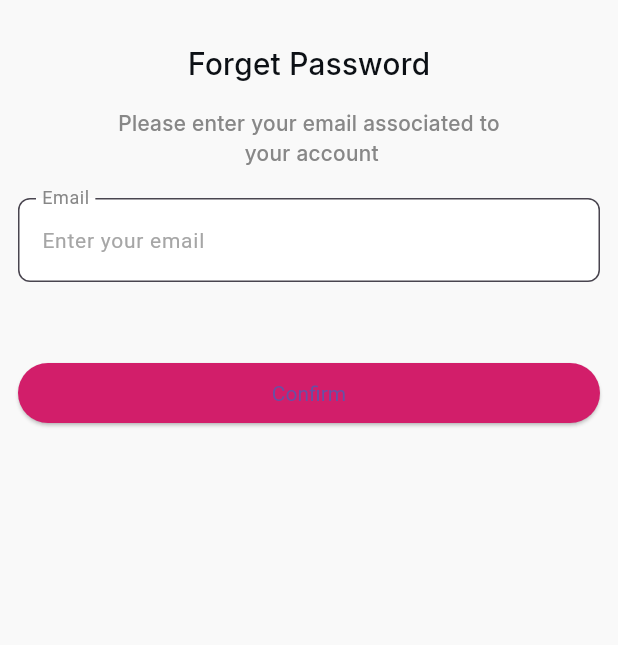
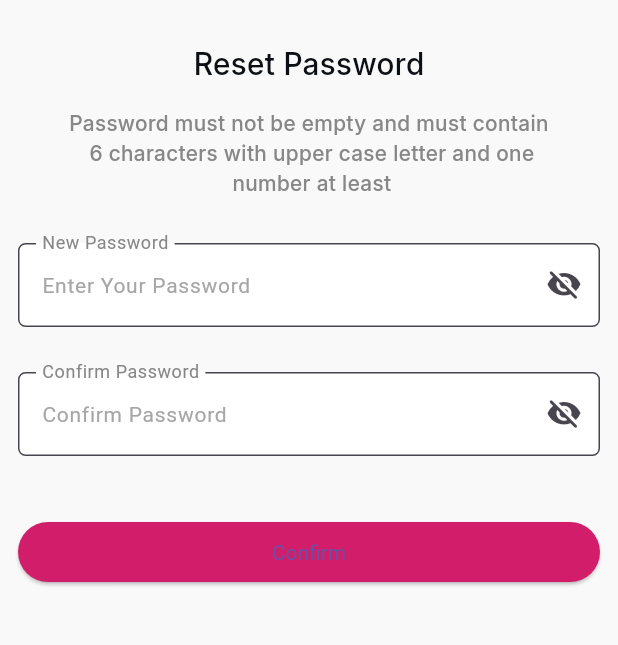
Before and after one commit to mostafamagde/flower_tracking, a Flutter app: the screen it shows after launch, on a phone screen of 412 x 824 dp, the part 60-705 px from its top. Run offline on Flutter 3.47's test engine with Material 3 defaults, Android fonts, the phone set to English and light mode, and no system bars; our stand-ins replace bloc, dio, flutter_bloc, get_it, injectable, retrofit; generated files the repository leaves out were written again.

Commit message:
feature(forget_password): added reset password screen

```diff
--- a/lib/core/routes_manager/route_generator.dart
+++ b/lib/core/routes_manager/route_generator.dart
@@ -5,6 +5,7 @@ import 'package:flutter/cupertino.dart';
 import 'package:flutter/material.dart';
 import 'package:flutter_bloc/flutter_bloc.dart';
 
+import '../../features/auth/forget_password/presentation/pages/reset_password_screen.dart';
 import '../../features/layout/presentation/views/layout_view.dart';
 import '../navigation_cubit/navigation_cubit.dart';
 
@@ -25,6 +26,8 @@ class RouteGenerator {
         return MaterialPageRoute(builder: (_) =>  ForgetPasswordScreen());
       case RoutesNames.verificationCode:
         return MaterialPageRoute(builder: (_) =>  VerificationCodeScreen());
+      case RoutesNames.resetPassword:
+        return MaterialPageRoute(builder: (_) =>  ResetPasswordScreen());
 
 
 
--- a/lib/core/routes_manager/routes_names.dart
+++ b/lib/core/routes_manager/routes_names.dart
@@ -2,4 +2,5 @@ class RoutesNames {
   static const String layout = "/";
   static const String forgetPassword = "forget_password";
   static const String verificationCode = "verification_code";
+  static const String resetPassword = "reset_password";
 }
--- a/lib/features/auth/forget_password/presentation/cubit/forget_password_cubit.dart
+++ b/lib/features/auth/forget_password/presentation/cubit/forget_password_cubit.dart
@@ -7,8 +7,12 @@ part 'forget_password_state.dart';
 class ForgetPasswordCubit extends Cubit<ForgetPasswordState> {
   ForgetPasswordCubit() : super(ForgetPasswordInitial());
   TextEditingController emailController = TextEditingController();
+  TextEditingController passwordController = TextEditingController();
+  TextEditingController confirmPasswordController = TextEditingController();
   final GlobalKey<FormState> formKey = GlobalKey<FormState>();
   bool isValid = true;
+  bool isObscurePassword = true;
+  bool isObscureConfirmPassword = true;
   final List<TextEditingController> controllers =
   List.generate(4, (index) => TextEditingController());
 }
--- /dev/null
+++ b/lib/features/auth/forget_password/presentation/pages/reset_password_screen.dart
@@ -0,0 +1,91 @@
+import 'package:flower_tracking/core/app_consts/app_validators.dart';
+import 'package:flower_tracking/features/auth/forget_password/presentation/cubit/forget_password_cubit.dart';
+import 'package:flower_tracking/features/auth/forget_password/presentation/widgets/custom_form_field.dart';
+import 'package:flower_tracking/features/auth/forget_password/presentation/widgets/custom_text.dart';
+import 'package:flutter/material.dart';
+
+import '../../../../../core/app_colors/colors.dart';
+
+class ResetPasswordScreen extends StatefulWidget {
+  ResetPasswordScreen({super.key});
+
+  @override
+  State<ResetPasswordScreen> createState() => _ResetPasswordScreenState();
+}
+
+class _ResetPasswordScreenState extends State<ResetPasswordScreen> {
+  ForgetPasswordCubit viewModel = ForgetPasswordCubit();
+
+  @override
+  Widget build(BuildContext context) {
+    return Scaffold(
+      appBar: AppBar(title: Text('Password')),
+      body: Padding(
+        padding: EdgeInsets.all(12),
+        child: Column(
+          crossAxisAlignment: CrossAxisAlignment.stretch,
+          children: [
+            CustomText(
+              topText: "Reset Password",
+              text:
+                  'Password must not be empty and must contain\n 6 characters with upper case letter and one\n number at least ',
+            ),
+            SizedBox(height: 30),
+            CustomTextFormField(
+              isObscure: viewModel.isObscurePassword,
+              icon: IconButton(
+                onPressed: () {
+                  setState(() {
+                    viewModel.isObscurePassword = !viewModel.isObscurePassword;
+                  });
+                },
+                icon: Icon(
+                  viewModel.isObscurePassword
+                      ? Icons.visibility_off_rounded
+                      : Icons.visibility_rounded,
+                ),
+              ),
+              labelText: 'New Password',
+              hintText: "Enter Your Password",
+              keyboardType: TextInputType.name,
+              controller: viewModel.passwordController,
+              validator: (val) => AppValidators.validatePassword(val),
+            ),
+            SizedBox(height: 30),
+            CustomTextFormField(
+              isObscure: viewModel.isObscureConfirmPassword,
+              icon: IconButton(
+                onPressed: () {
+                  setState(() {
+                    viewModel.isObscureConfirmPassword =
+                        !viewModel.isObscureConfirmPassword;
+                  });
+                },
+                icon: Icon(
+                  viewModel.isObscureConfirmPassword
+                      ? Icons.visibility_off_rounded
+                      : Icons.visibility_rounded,
+                ),
+              ),
+              labelText: 'Confirm Password',
+              hintText: "Confirm Password",
+              keyboardType: TextInputType.name,
+              controller: viewModel.confirmPasswordController,
+              validator: (val) => AppValidators.validatePassword(val),
+            ),
+            SizedBox(height: 40),
+            ElevatedButton(
+                style: ElevatedButton.styleFrom(
+                    backgroundColor: AppColors.primaryColor
+                ),
+                onPressed: () {
+                  if(viewModel.formKey.currentState!=null) {
+                    //todo: change password
+                  }
+                }, child: Text('Confirm'))
+          ],
+        ),
+      ),
+    );
+  }
+}
--- a/lib/features/auth/forget_password/presentation/widgets/custom_form_field.dart
+++ b/lib/features/auth/forget_password/presentation/widgets/custom_form_field.dart
@@ -57,12 +57,12 @@ class CustomTextFormField extends StatelessWidget {
         filled: true,
         fillColor: Colors.white,
         focusedBorder: OutlineInputBorder(
-          borderRadius: BorderRadius.circular(8),
+          borderRadius: BorderRadius.circular(5),
           borderSide:  BorderSide(color: AppColors.greyColor),
         ),
         suffixIcon: icon,
         border: OutlineInputBorder(
-          borderRadius: BorderRadius.circular(8),
+          borderRadius: BorderRadius.circular(5),
         ),
       ),
     );
--- a/lib/main.dart
+++ b/lib/main.dart
@@ -18,7 +18,7 @@ class MyApp extends StatelessWidget {
       debugShowCheckedModeBanner: false,
       theme: AppTheme.lightTheme,
       onGenerateRoute: RouteGenerator.generateRoutes,
-      initialRoute: RoutesNames.forgetPassword,
+      initialRoute: RoutesNames.resetPassword,
     );
   }
 }
```
